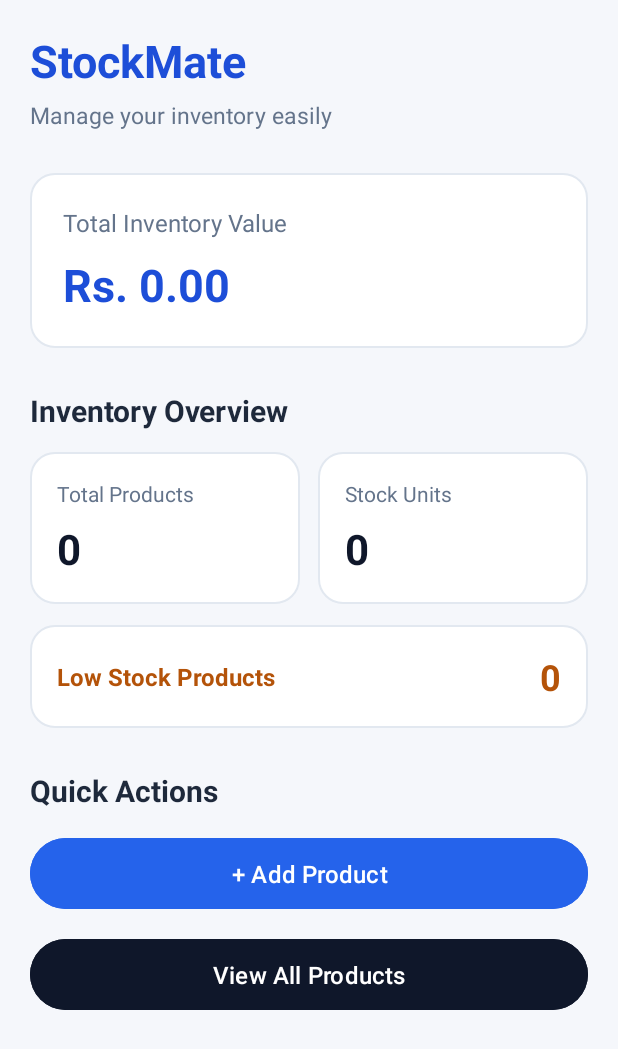
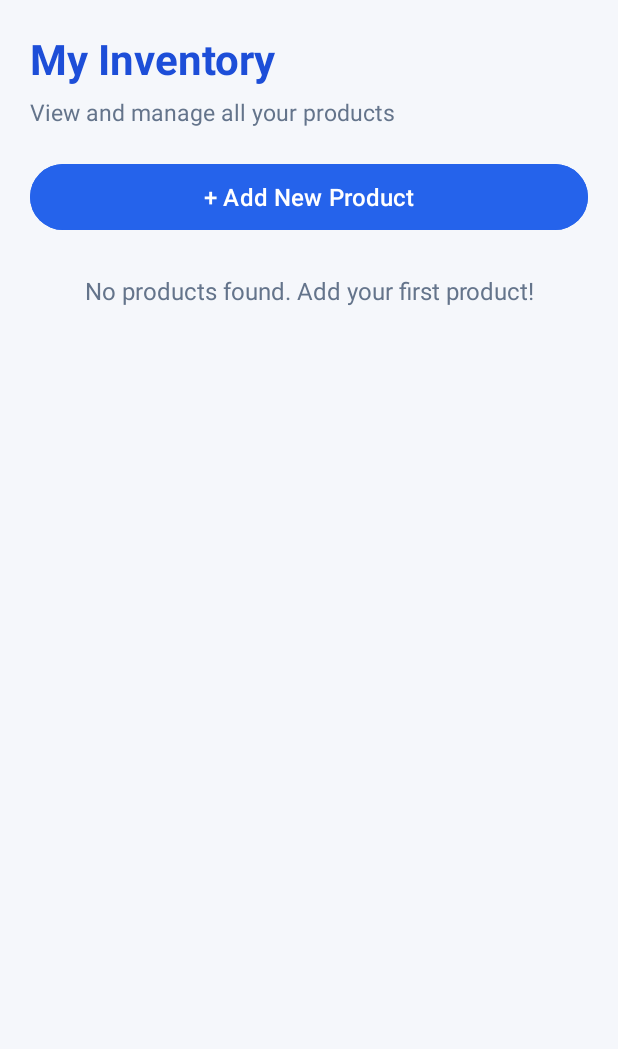
Before and after one commit to dinukahansana/StockMate, an Android app: the screen it shows after launch (MainActivity before the commit, ProductListActivity after it), after a tap on "View All Products", on a phone screen of 412 x 824 dp. Shown: the top 1049 px of the screen. Run offline under Robolectric (Android 15) with nearby library versions, the phone set to English and light mode, and no system bars.

Commit message:
Implement RecyclerView product list with edit and delete

```diff
--- a/app/src/main/AndroidManifest.xml
+++ b/app/src/main/AndroidManifest.xml
@@ -24,6 +24,9 @@
         <activity
             android:name=".AddEditProductActivity"
             android:exported="false" />
+        <activity
+            android:name=".ProductListActivity"
+            android:exported="false" />
     </application>
 
 </manifest>
--- a/app/src/main/java/com/example/stockmate/MainActivity.java
+++ b/app/src/main/java/com/example/stockmate/MainActivity.java
@@ -53,11 +53,13 @@ public class MainActivity extends AppCompatActivity {
 
         // View Products Button
         btnViewProducts.setOnClickListener(v -> {
-            Toast.makeText(
-                    this,
-                    "Product List screen coming next!",
-                    Toast.LENGTH_SHORT
-            ).show();
+
+            Intent intent = new Intent(
+                    MainActivity.this,
+                    ProductListActivity.class
+            );
+
+            startActivity(intent);
         });
     }
 
--- /dev/null
+++ b/app/src/main/java/com/example/stockmate/ProductListActivity.java
@@ -0,0 +1,146 @@
+package com.example.stockmate;
+
+import android.content.Intent;
+import android.os.Bundle;
+import android.view.View;
+import android.widget.Button;
+import android.widget.TextView;
+import android.widget.Toast;
+
+import androidx.appcompat.app.AlertDialog;
+import androidx.appcompat.app.AppCompatActivity;
+import androidx.recyclerview.widget.LinearLayoutManager;
+import androidx.recyclerview.widget.RecyclerView;
+
+import java.util.ArrayList;
+
+public class ProductListActivity extends AppCompatActivity
+        implements ProductAdapter.OnProductActionListener {
+
+    RecyclerView recyclerViewProducts;
+    TextView tvEmpty;
+    Button btnAddFromList;
+
+    DBHelper dbHelper;
+    ProductAdapter adapter;
+
+    @Override
+    protected void onCreate(Bundle savedInstanceState) {
+        super.onCreate(savedInstanceState);
+
+        setContentView(R.layout.activity_product_list);
+
+        // Connect XML components
+        recyclerViewProducts = findViewById(
+                R.id.recyclerViewProducts
+        );
+
+        tvEmpty = findViewById(R.id.tvEmpty);
+        btnAddFromList = findViewById(R.id.btnAddFromList);
+
+        // Initialize SQLite database
+        dbHelper = new DBHelper(this);
+
+        // RecyclerView LayoutManager
+        recyclerViewProducts.setLayoutManager(
+                new LinearLayoutManager(this)
+        );
+
+        // Initialize Adapter
+        adapter = new ProductAdapter(
+                new ArrayList<>(),
+                this
+        );
+
+        recyclerViewProducts.setAdapter(adapter);
+
+        // Add Product Button
+        btnAddFromList.setOnClickListener(v -> {
+            Intent intent = new Intent(
+                    ProductListActivity.this,
+                    AddEditProductActivity.class
+            );
+
+            startActivity(intent);
+        });
+    }
+
+    // Refresh records whenever Activity becomes visible
+    @Override
+    protected void onResume() {
+        super.onResume();
+
+        if (dbHelper != null && adapter != null) {
+            loadProducts();
+        }
+    }
+
+    // Retrieve products from SQLite
+    private void loadProducts() {
+
+        ArrayList<Product> products =
+                dbHelper.getAllProducts();
+
+        adapter.updateProducts(products);
+
+        // Show message if database is empty
+        if (products.isEmpty()) {
+            tvEmpty.setVisibility(View.VISIBLE);
+        } else {
+            tvEmpty.setVisibility(View.GONE);
+        }
+    }
+
+    // Edit Product
+    @Override
+    public void onEdit(Product product) {
+
+        Intent intent = new Intent(
+                ProductListActivity.this,
+                AddEditProductActivity.class
+        );
+
+        // Pass selected Product ID
+        intent.putExtra("product_id", product.getId());
+
+        startActivity(intent);
+    }
+
+    // Delete Product
+    @Override
+    public void onDelete(Product product) {
+
+        new AlertDialog.Builder(this)
+                .setTitle("Delete Product")
+                .setMessage(
+                        "Are you sure you want to delete " +
+                                product.getName() + "?"
+                )
+                .setPositiveButton("Delete", (dialog, which) -> {
+
+                    boolean success =
+                            dbHelper.deleteProduct(product.getId());
+
+                    if (success) {
+
+                        Toast.makeText(
+                                this,
+                                "Product deleted successfully!",
+                                Toast.LENGTH_SHORT
+                        ).show();
+
+                        loadProducts();
+
+                    } else {
+
+                        Toast.makeText(
+                                this,
+                                "Failed to delete product",
+                                Toast.LENGTH_SHORT
+                        ).show();
+                    }
+                })
+                .setNegativeButton("Cancel", null)
+                .show();
+    }
+}
--- /dev/null
+++ b/app/src/main/res/layout/activity_product_list.xml
@@ -0,0 +1,62 @@
+<?xml version="1.0" encoding="utf-8"?>
+<LinearLayout
+    xmlns:android="http://schemas.android.com/apk/res/android"
+    android:layout_width="match_parent"
+    android:layout_height="match_parent"
+    android:orientation="vertical"
+    android:background="#F5F7FB"
+    android:fitsSystemWindows="true"
+    android:padding="20dp">
+
+    <!-- Screen Title -->
+    <TextView
+        android:layout_width="match_parent"
+        android:layout_height="wrap_content"
+        android:text="My Inventory"
+        android:textSize="28sp"
+        android:textStyle="bold"
+        android:textColor="#1D4ED8" />
+
+    <!-- Subtitle -->
+    <TextView
+        android:layout_width="match_parent"
+        android:layout_height="wrap_content"
+        android:text="View and manage all your products"
+        android:textSize="15sp"
+        android:textColor="#64748B"
+        android:layout_marginTop="6dp" />
+
+    <!-- Add Product Button -->
+    <Button
+        android:id="@+id/btnAddFromList"
+        android:layout_width="match_parent"
+        android:layout_height="52dp"
+        android:text="+ Add New Product"
+        android:textSize="16sp"
+        android:textAllCaps="false"
+        android:textColor="#FFFFFF"
+        android:backgroundTint="#2563EB"
+        android:layout_marginTop="20dp" />
+
+    <!-- Empty List Message -->
+    <TextView
+        android:id="@+id/tvEmpty"
+        android:layout_width="match_parent"
+        android:layout_height="wrap_content"
+        android:text="No products found. Add your first product!"
+        android:textSize="16sp"
+        android:textColor="#64748B"
+        android:gravity="center"
+        android:padding="25dp"
+        android:visibility="gone" />
+
+    <!-- RecyclerView -->
+    <androidx.recyclerview.widget.RecyclerView
+        android:id="@+id/recyclerViewProducts"
+        android:layout_width="match_parent"
+        android:layout_height="0dp"
+        android:layout_weight="1"
+        android:layout_marginTop="16dp"
+        android:clipToPadding="false" />
+
+</LinearLayout>
```
Also changed, not shown: app/src/main/java/com/example/stockmate/ProductAdapter.java (added, +182 -0 lines), app/src/main/res/layout/item_product.xml (added, +104 -0 lines).
